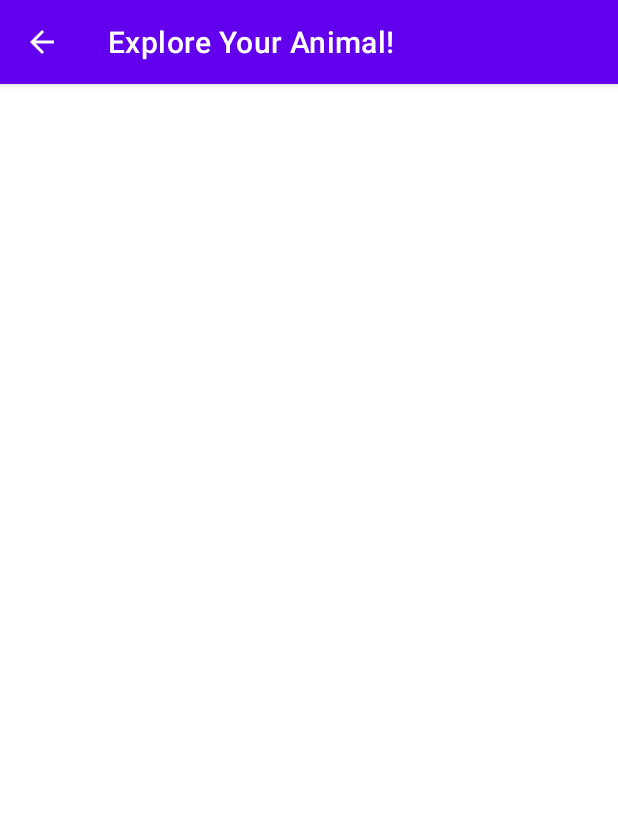
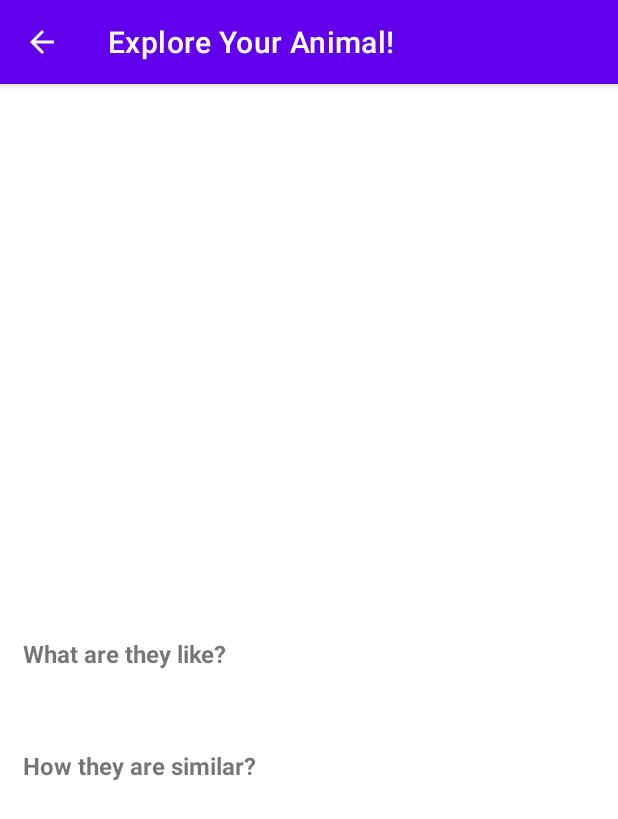
Before and after one commit to AvidEslami/BioBlender, an Android app: the NewAnimal screen opened directly, with no data from a screen before it, on a phone screen of 412 x 824 dp. Shown: the top 819 px of the screen. Run offline under Robolectric (Android 15) with nearby library versions, the phone set to English and light mode, and no system bars.

Commit message:
Fixing the scroll feature

```diff
--- a/app/src/main/res/layout/activity_new_animal.xml
+++ b/app/src/main/res/layout/activity_new_animal.xml
@@ -19,7 +19,7 @@
             <ImageView
                 android:id="@+id/imageView1"
                 android:layout_width="match_parent"
-                android:layout_height="wrap_content"
+                android:layout_height="300sp"
                 tools:srcCompat="@drawable/ic_launcher_background" />
 
             <TextView
@@ -32,7 +32,17 @@
                 android:text="TextView"
                 android:textSize="28sp"
                 android:gravity="center"/>
-
+            <TextView
+                android:id="@+id/title1"
+                android:layout_width="match_parent"
+                android:layout_height="wrap_content"
+                android:layout_marginTop="15sp"
+                android:layout_marginLeft="15sp"
+                android:layout_marginRight="15sp"
+                android:text="What are they like?"
+                android:textSize="16sp"
+                android:textStyle="bold"
+                android:gravity="left"/>
             <TextView
                 android:id="@+id/animal_info"
                 android:layout_width="match_parent"
@@ -42,6 +52,18 @@
                 android:layout_marginRight="15sp"
                 android:text="TextView"
                 android:textSize="16sp"
+                android:gravity="left"/>
+
+            <TextView
+                android:id="@+id/title2"
+                android:layout_width="match_parent"
+                android:layout_height="wrap_content"
+                android:layout_marginTop="15sp"
+                android:layout_marginLeft="15sp"
+                android:layout_marginRight="15sp"
+                android:text="How they are similar?"
+                android:textSize="16sp"
+                android:textStyle="bold"
                 android:gravity="left"/>
 
             <TextView
```
